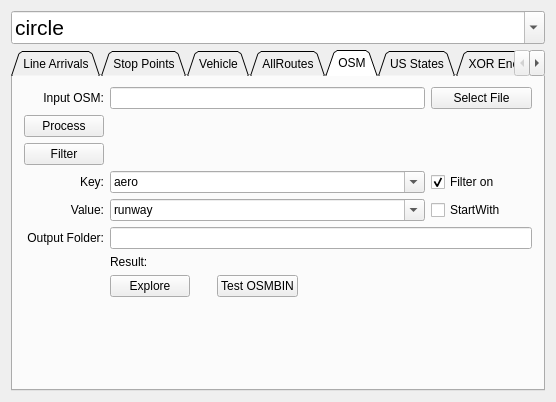
The window that Widget.ui (Enthusiastic-Coder/tflTest) describes before a commit, drawn with Qt 5.
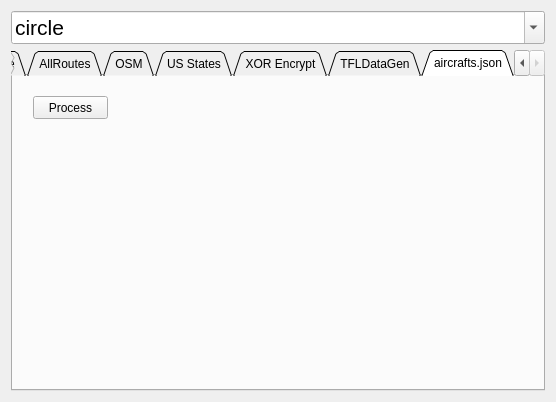
The same window after the commit.

The edit to the form file:
```diff
--- a/Widget.ui
+++ b/Widget.ui
@@ -113,7 +113,7 @@
       <enum>QTabWidget::Triangular</enum>
      </property>
      <property name="currentIndex">
-      <number>4</number>
+      <number>8</number>
      </property>
      <property name="tabBarAutoHide">
       <bool>false</bool>
@@ -740,6 +740,24 @@
        </item>
       </layout>
      </widget>
+     <widget class="QWidget" name="tab_9">
+      <attribute name="title">
+       <string>aircrafts.json</string>
+      </attribute>
+      <widget class="QPushButton" name="aircraftjson_pushButton">
+       <property name="geometry">
+        <rect>
+         <x>20</x>
+         <y>20</y>
+         <width>75</width>
+         <height>23</height>
+        </rect>
+       </property>
+       <property name="text">
+        <string>Process</string>
+       </property>
+      </widget>
+     </widget>
     </widget>
    </item>
   </layout>
```
